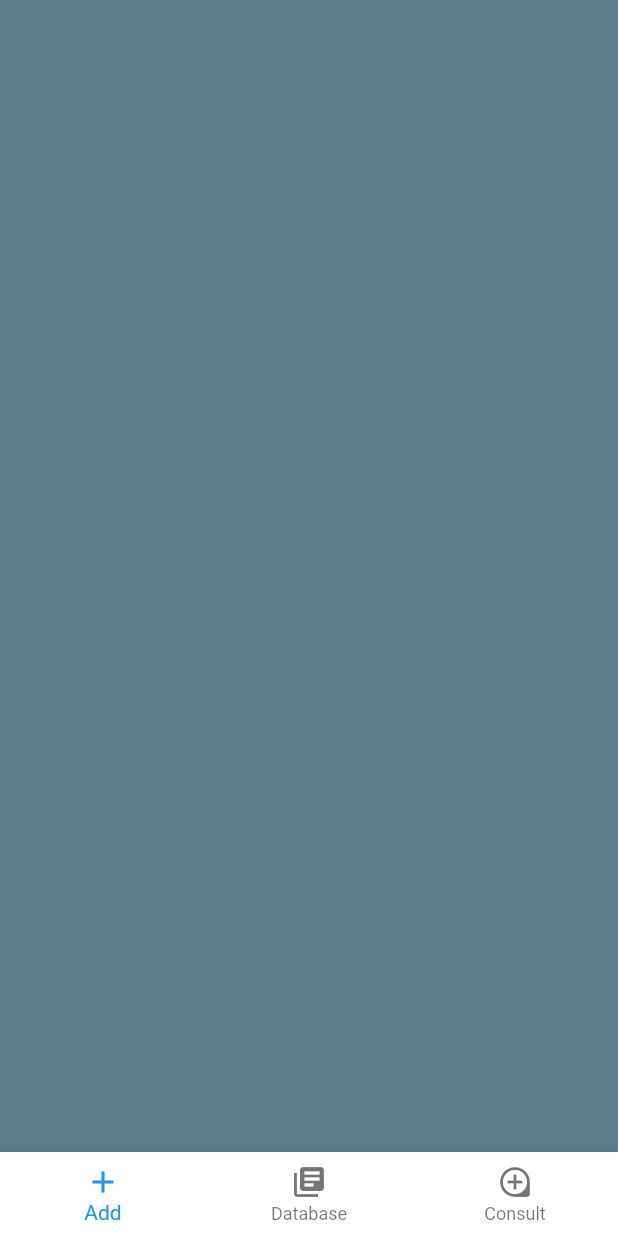
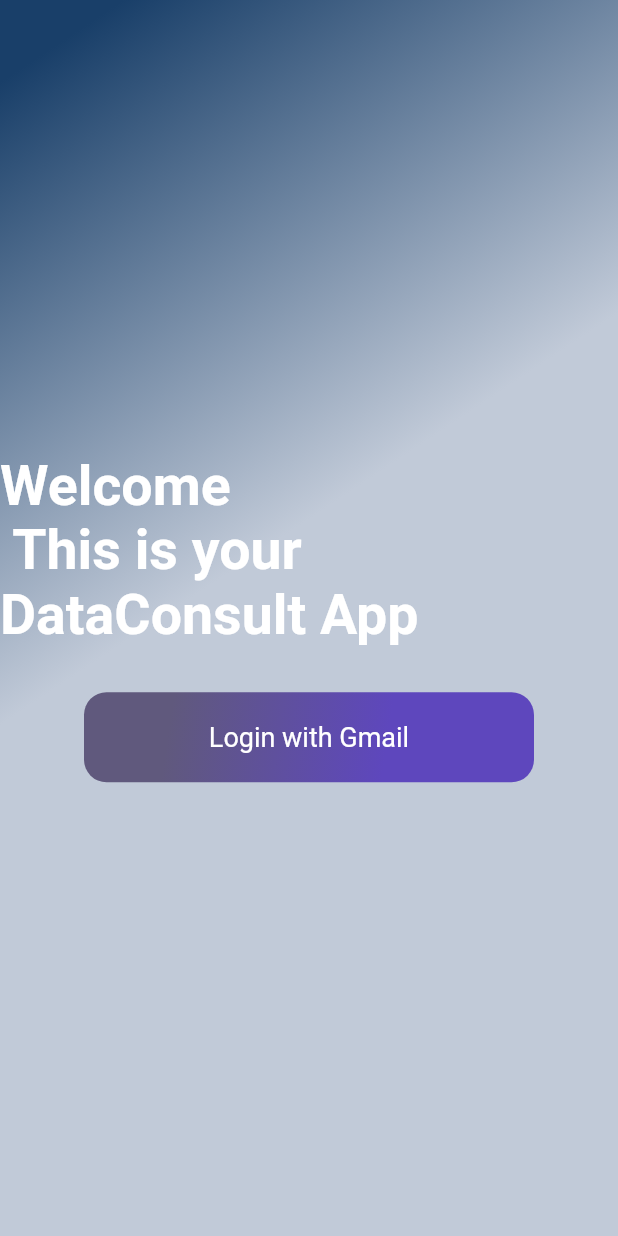
Before and after one commit to PedroRafa26/Data_Consult, a Flutter app: the screen it shows after launch, on a phone screen of 412 x 824 dp. Run offline on Flutter 3.47's test engine with Material 2 defaults, Android fonts, the phone set to English and light mode, and no system bars.

Commit message:
Creacion de pantalla de inicio y sign_in_button

```diff
--- a/lib/main.dart
+++ b/lib/main.dart
@@ -1,4 +1,5 @@
 import 'package:data_consult/home.dart';
+import 'package:data_consult/user/ui/screens/sign_in_screen.dart';
 import 'package:flutter/material.dart';
 
 
@@ -12,18 +13,9 @@ class MyApp extends StatelessWidget {
     return MaterialApp(
       title: 'Flutter Demo',
       theme: ThemeData(
-        // This is the theme of your application.
-        //
-        // Try running your application with " flutter run". You'll see the
-        // application has a blue toolbar. Then, without quitting the app, try
-        // changing the primarySwatch below to Colors.green and then invoke
-        // "hot reload" (press "r" in the console where you ran "flutter run",
-        // or simply save your changes to "hot reload" in a Flutter IDE).
-        // Notice that the counter didn't reset back to zero; the application
-        // is not restarted.
-        // PrimarySwatch: Colors.blue,
+
       ),
-      home: Home(),
+      home: SignInScreen(),
     );
   }
 }
--- /dev/null
+++ b/lib/user/ui/screens/sign_in_screen.dart
@@ -0,0 +1,53 @@
+import 'package:data_consult/user/ui/widgets/button_green.dart';
+import 'package:data_consult/user/ui/widgets/gradient_back.dart';
+import 'package:flutter/material.dart';
+
+class SignInScreen extends StatefulWidget{
+  @override
+  State<StatefulWidget> createState() {
+    // TODO: implement createState
+    return _SignInScreen();
+  }
+
+}
+
+class _SignInScreen extends State<SignInScreen>{
+  @override
+  Widget build(BuildContext context) {
+    // TODO: implement build
+    return signInGoogleUI();
+  }
+
+  Widget signInGoogleUI(){
+    return Scaffold(
+      body:Stack(
+        alignment: Alignment.center,
+        children: <Widget>[
+         GradientBack("", null),
+         Column(
+           mainAxisAlignment: MainAxisAlignment.center,
+           children: <Widget>[
+             Text("Welcome \n This is your DataConsult App",
+             style: TextStyle(
+               fontSize: 37.0,
+               fontWeight: FontWeight.bold,
+               color: Colors.white
+             ),
+             ),
+
+             ButtonGreen(
+               text: "Login with Gmail",
+               onPressed: (){
+
+               },
+               widht: 300.0,
+               height: 60.0,
+               )
+           ],
+         )
+        ],
+      ),
+    );
+  }
+
+}
--- /dev/null
+++ b/lib/user/ui/widgets/button_green.dart
@@ -0,0 +1,59 @@
+import 'package:flutter/material.dart';
+
+class ButtonGreen extends StatefulWidget{
+
+  final String text;
+  double widht = 0.0;
+  double height = 0.0;
+  final VoidCallback onPressed;
+
+  ButtonGreen({Key key, @required this.text,@required this.onPressed, this.widht, this.height});
+
+  @override
+  State createState() {
+    return _ButtonGreen();
+  }
+
+}
+
+class _ButtonGreen extends State<ButtonGreen> /*clase Inner*/ {
+  @override
+  Widget build(BuildContext context) {
+    // TODO: implement build
+    return InkWell(
+      onTap: widget.onPressed,
+      child: Container(
+        margin: EdgeInsets.only(
+          top: 30.0,
+          left: 20.0,
+          right: 20.0
+        ),
+        width: widget.widht,
+        height: widget.height,
+        decoration: BoxDecoration(
+          borderRadius: BorderRadius.circular(15.0),
+          gradient: LinearGradient(
+            colors: [
+              Color(0xff60597d),
+              Color(0xff5e47bd)
+            ],
+            begin: FractionalOffset(0.2, 0.0), //arriba
+            end: FractionalOffset(1.0, 0.6), //abajo
+            stops: [0.0,0.6],
+            tileMode: TileMode.clamp
+          )
+        ),
+        child: Center(
+          child: Text(
+            widget.text,
+            style: TextStyle(
+              fontSize: 18.0,
+              color: Colors.white
+            )
+          ),
+        ),
+      ),
+    );
+  }
+
+}
--- /dev/null
+++ b/lib/user/ui/widgets/gradient_back.dart
@@ -0,0 +1,40 @@
+import 'package:flutter/material.dart';
+
+class GradientBack extends StatelessWidget{
+
+  String title = "Welcome to DataConsult";
+  double height_screen = 0.0;
+
+  GradientBack(this.title,this.height_screen);
+
+
+  @override
+  Widget build(BuildContext context) {
+    // TODO: implement build
+    return Container(
+      height: height_screen,
+      decoration: BoxDecoration(
+        gradient: LinearGradient(
+            colors: [
+            Color(0xff193f69),
+            Color(0xffc1cad8)
+            ],
+          begin: FractionalOffset(0.2, 0.0),
+          end: FractionalOffset(1.0, 0.6),
+          stops: [0.0,0.6],
+          tileMode: TileMode.clamp
+        )
+      ),
+
+      child: Text(
+        title,
+        style: TextStyle(
+          color: Colors.black,
+          fontWeight: FontWeight.bold
+        ),
+      ),
+      alignment: Alignment(-0.9, -0.6),
+    );
+
+  }
+}
```
